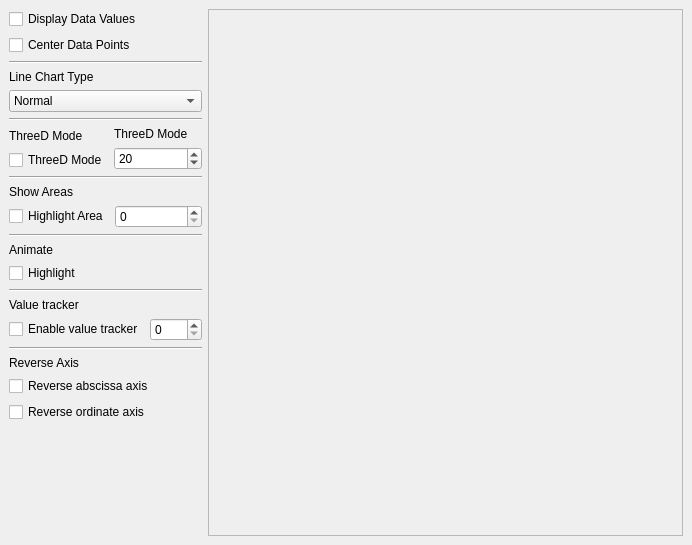
Old version of the form examples/Lines/Advanced/mainwindow.ui in the repository KDAB/KDChart.
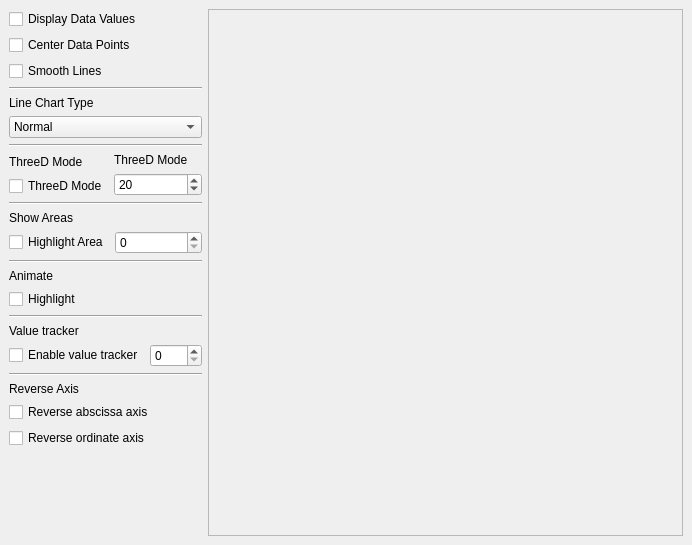
New version of the form. Icons and pictures are not drawn.

Commit message: Added support for spline-based line smoothing

The edit to the form file:
```diff
--- a/examples/Lines/Advanced/mainwindow.ui
+++ b/examples/Lines/Advanced/mainwindow.ui
@@ -47,6 +47,13 @@
        </property>
       </widget>
      </item>
+     <item>
+      <widget class="QCheckBox" name="smoothLinesCB">
+       <property name="text">
+        <string>Smooth Lines</string>
+       </property>
+      </widget>
+     </item>
      <item>
       <widget class="Line" name="line_3">
        <property name="orientation">
```
Left out of the diff: 146 changed lines with no effect on the pictures. The commit also changes 15 other files.
